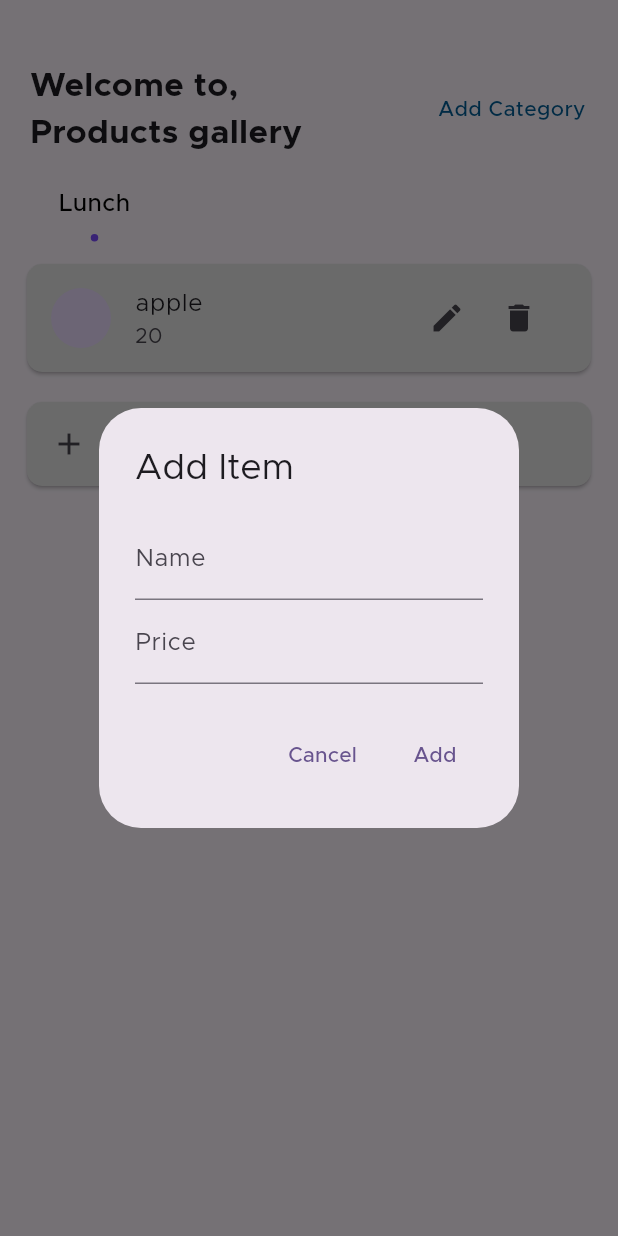
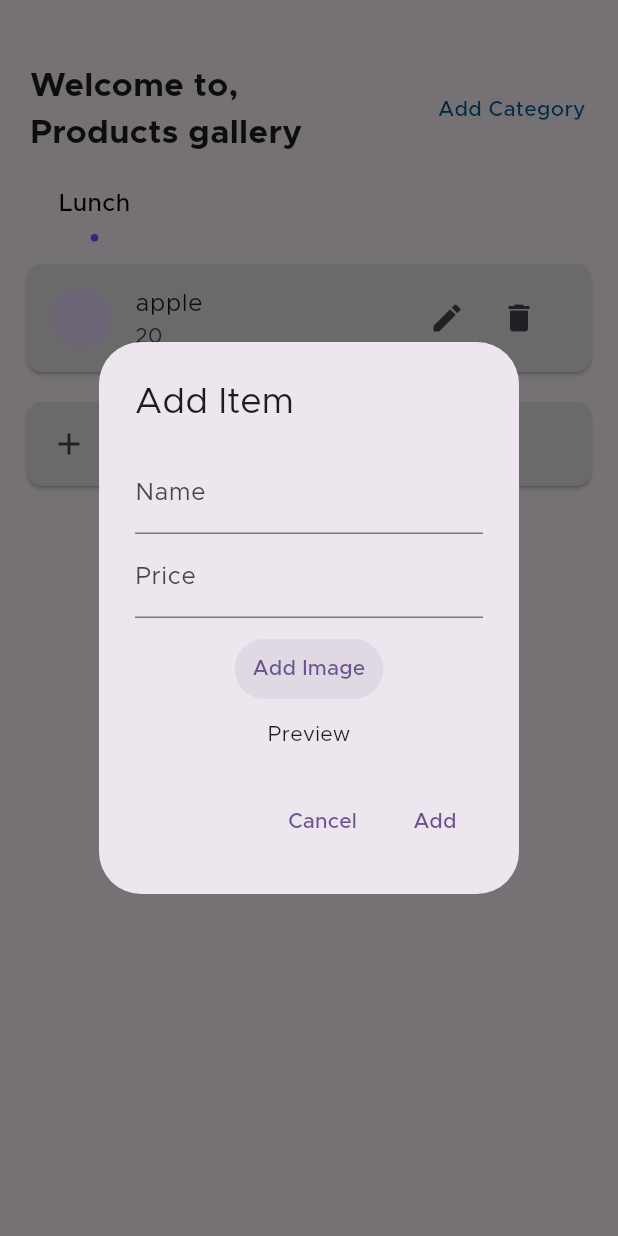
Before and after one commit to shiva396/annam, a Flutter app: the Creation screen opened directly with empty values, after a tap on "Add New Item", on a phone screen of 412 x 824 dp. Run offline on Flutter 3.47's test engine with Material 3 defaults, Android fonts, the phone set to English and light mode, and no system bars; drawn by our look-alikes of flutter_easyloading; our stand-ins replace calendar_date_picker2, carousel_slider, cloud_firestore, firebase_auth, firebase_core, firebase_storage and 6 more; missing offline and left inert: otp_pin_field; accounts and stored records are empty.

Commit message:
Add image option added but state should be managed to preview

```diff
--- a/lib/canteen_owner/creation.dart
+++ b/lib/canteen_owner/creation.dart
@@ -1,30 +1,41 @@
+import 'dart:io';
+
 import 'package:flutter/material.dart';
+import 'package:image_picker/image_picker.dart';
 import 'package:projrect_annam/Firebase/firebase_operations.dart';
 
 class Creation extends StatefulWidget {
   final String collegeName;
-  const Creation({super.key, required this.collegeName});
-
-  @override
-  void initState() {}
+  Creation({super.key, required this.collegeName});
+  final ImagePicker picker = ImagePicker();
 
   @override
   State<Creation> createState() => _CreationState();
 }
 
 class _CreationState extends State<Creation> {
+  XFile? imageFile;
+  @override
+  void initState() {
+    super.initState();
+  }
+
+  selectFile() async {
+    XFile? file = await ImagePicker().pickImage(
+        source: ImageSource.gallery, maxHeight: 1800, maxWidth: 1800);
+
+    if (file!.name.isNotEmpty) {
+      setState(() {
+        imageFile = XFile(file.path);
+      });
+    }
+  }
+
   void _editItem(String itemName, String categoryName) {
     TextEditingController nameController =
         TextEditingController(text: tabs[categoryName][itemName]['name']);
     TextEditingController priceController =
         TextEditingController(text: tabs[categoryName][itemName]['price']);
-
-    @override
-    void dispose() {
-      nameController.dispose();
-      priceController.dispose();
-      super.dispose();
-    }
 
     showDialog(
       context: context,
@@ -80,13 +91,6 @@ class _CreationState extends State<Creation> {
     TextEditingController nameController = TextEditingController();
     TextEditingController priceController = TextEditingController();
 
-    @override
-    void dispose() {
-      nameController.dispose();
-      priceController.dispose();
-      super.dispose();
-    }
-
     showDialog(
       context: context,
       builder: (BuildContext context) {
@@ -103,6 +107,40 @@ class _CreationState extends State<Creation> {
                 controller: priceController,
                 decoration: InputDecoration(labelText: 'Price'),
               ),
+              SizedBox(
+                height: 10,
+              ),
+              TextButton(
+                onPressed: () {
+                  selectFile();
+                },
+                child: Text("Add Image"),
+                style: TextButton.styleFrom(
+                    backgroundColor: Color.fromARGB(111, 207, 201, 214)),
+              ),
+              SizedBox(
+                height: 10,
+              ),
+              nameController.text.isNotEmpty
+                  ? Card(
+                      color: Color(0xFFE6E6E6),
+                      margin: EdgeInsets.all(10.0),
+                      shape: RoundedRectangleBorder(
+                        borderRadius: BorderRadius.circular(10.0),
+                      ),
+                      child: ListTile(
+                        leading: imageFile!.name.isNotEmpty
+                            ? CircleAvatar(
+                                child: Image.file(
+                                  File(imageFile!.path),
+                                  fit: BoxFit.cover,
+                                ),
+                              )
+                            : CircleAvatar(),
+                        title: Text(nameController.text ?? " "),
+                        subtitle: Text(priceController.text ?? " "),
+                      ))
+                  : Text("Preview")
             ],
           ),
           actions: [
@@ -142,12 +180,6 @@ class _CreationState extends State<Creation> {
       }
     },
   };
-
-  void initState() {
-    fetchData();
-
-    super.initState();
-  }
 
   Future<void> fetchData() async {
     Map<String, dynamic> fetchedData =
--- a/lib/view/more/checkout_view.dart
+++ b/lib/view/more/checkout_view.dart
@@ -3,7 +3,7 @@ import 'package:projrect_annam/common/color_extension.dart';
 import 'package:projrect_annam/common_widget/round_button.dart';
 import 'package:projrect_annam/helper/helper.dart';
 
-import 'change_address_view.dart';
+// import 'change_address_view.dart';
 import 'checkout_message_view.dart';
 
 class CheckoutView extends StatefulWidget {
@@ -93,7 +93,7 @@ class _CheckoutViewState extends State<CheckoutView> {
                         ),
                         TextButton(
                           onPressed: () {
-                            context.push(const ChangeAddressView());
+                            // context.push(const ChangeAddressView());
 
                           },
                           child: Text(
--- a/pubspec.yaml
+++ b/pubspec.yaml
@@ -38,9 +38,7 @@ dependencies:
   cupertino_icons: ^1.0.2
   otp_pin_field: ^1.2.0+2
   flutter_rating_bar: ^4.0.1
-  image_picker: ^1.0.8
-  google_maps_flutter: ^2.3.1
-  custom_map_markers: ^0.0.2+1
+  image_picker: ^1.1.2
   http: ^1.1.0
   flutter_easyloading: ^3.0.5
   shared_preferences: ^2.2.3
```
Also changed, not shown: lib/view/more/change_address_view.dart (deleted, +0 -135 lines), pubspec.lock.
